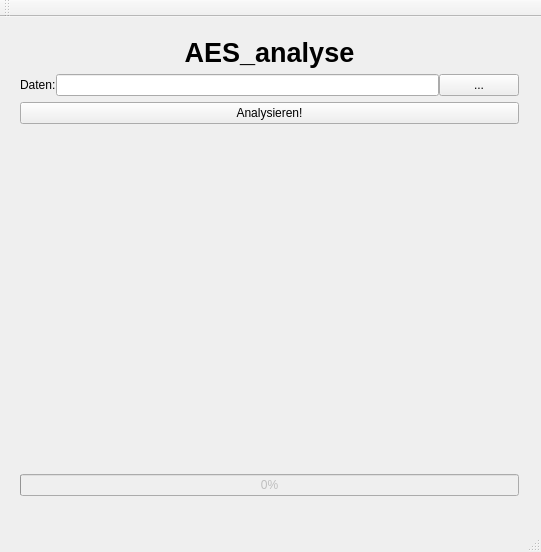
Merhoc/aufzeichnung-elektrischer-schwingungen, file AES_analyse_qt4/analyzer.ui: the form before one commit.
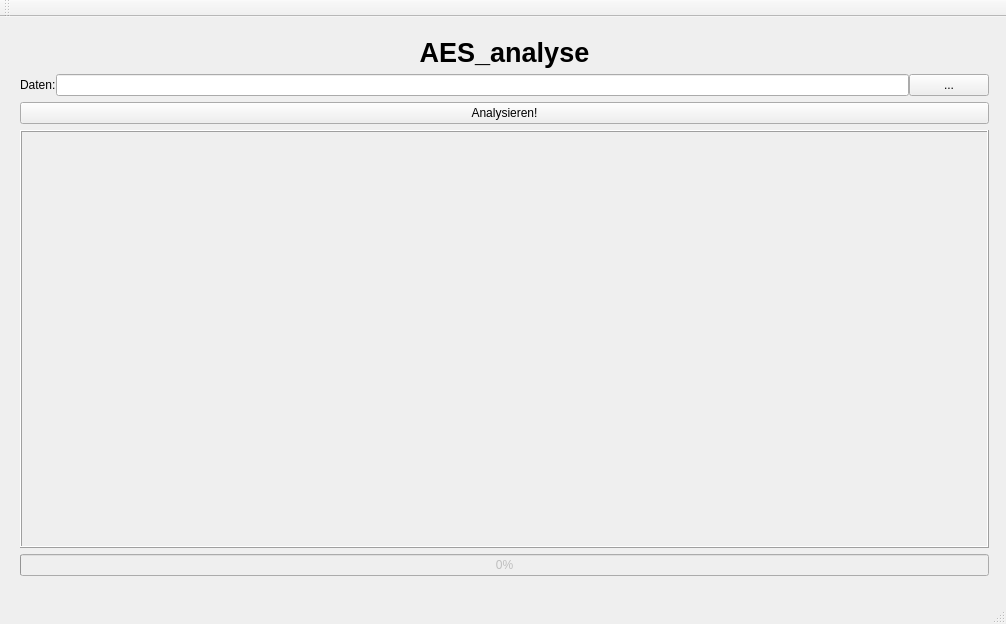
The form after the commit.

```diff
--- a/AES_analyse_qt4/analyzer.ui
+++ b/AES_analyse_qt4/analyzer.ui
@@ -6,12 +6,12 @@
    <rect>
     <x>0</x>
     <y>0</y>
-    <width>541</width>
-    <height>552</height>
+    <width>1006</width>
+    <height>624</height>
    </rect>
   </property>
   <property name="sizePolicy">
-   <sizepolicy hsizetype="Minimum" vsizetype="MinimumExpanding">
+   <sizepolicy hsizetype="Expanding" vsizetype="Expanding">
     <horstretch>0</horstretch>
     <verstretch>0</verstretch>
    </sizepolicy>
@@ -20,16 +20,28 @@
    <string>analyzer</string>
   </property>
   <widget class="QWidget" name="centralWidget">
+   <property name="sizePolicy">
+    <sizepolicy hsizetype="Expanding" vsizetype="Expanding">
+     <horstretch>0</horstretch>
+     <verstretch>0</verstretch>
+    </sizepolicy>
+   </property>
    <widget class="QWidget" name="verticalLayoutWidget">
     <property name="geometry">
      <rect>
       <x>9</x>
       <y>9</y>
-      <width>521</width>
-      <height>481</height>
+      <width>991</width>
+      <height>561</height>
      </rect>
     </property>
     <layout class="QVBoxLayout" name="verticalLayout">
+     <property name="spacing">
+      <number>6</number>
+     </property>
+     <property name="sizeConstraint">
+      <enum>QLayout::SetMaximumSize</enum>
+     </property>
      <item>
       <widget class="QLabel" name="title">
        <property name="sizePolicy">
@@ -110,13 +122,31 @@
       </widget>
      </item>
      <item>
-      <widget class="QWidget" name="plot" native="true">
+      <widget class="QFrame" name="plot">
        <property name="sizePolicy">
-        <sizepolicy hsizetype="Preferred" vsizetype="Expanding">
-         <horstretch>0</horstretch>
-         <verstretch>0</verstretch>
+        <sizepolicy hsizetype="Minimum" vsizetype="Minimum">
+         <horstretch>100</horstretch>
+         <verstretch>100</verstretch>
         </sizepolicy>
        </property>
+       <property name="cursor">
+        <cursorShape>CrossCursor</cursorShape>
+       </property>
+       <property name="styleSheet">
+        <string notr="true"/>
+       </property>
+       <property name="frameShape">
+        <enum>QFrame::Box</enum>
+       </property>
+       <property name="frameShadow">
+        <enum>QFrame::Raised</enum>
+       </property>
+       <property name="lineWidth">
+        <number>1</number>
+       </property>
+       <property name="midLineWidth">
+        <number>0</number>
+       </property>
       </widget>
      </item>
      <item>
```
Left out of the diff: 5 changed lines with no effect on the pictures.
